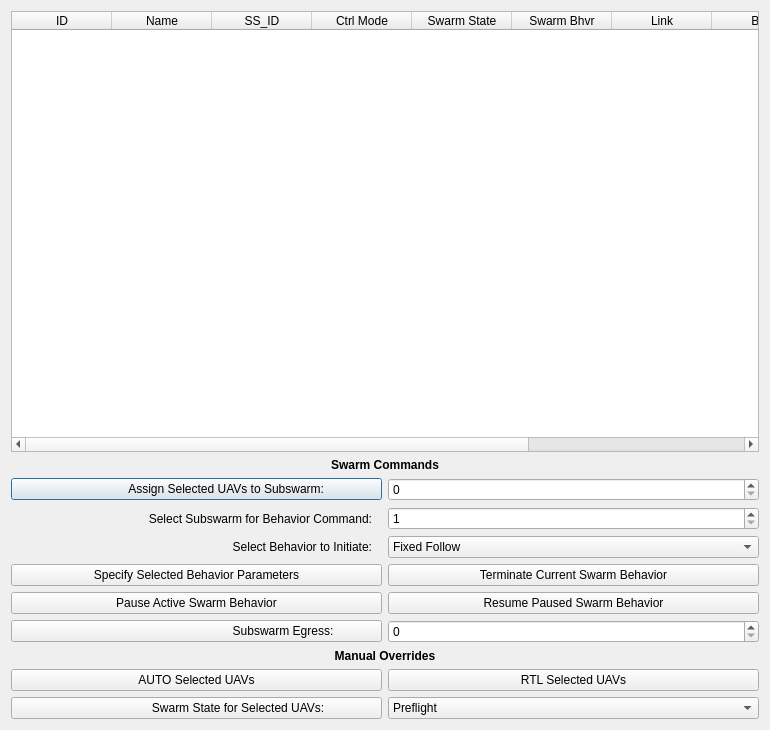
This is SwarmCommander/modules/sc_qt_gui/dashboardDialog.ui in jaymonty/swarmcommander as Qt 5 draws it before an edit. The edited form follows.
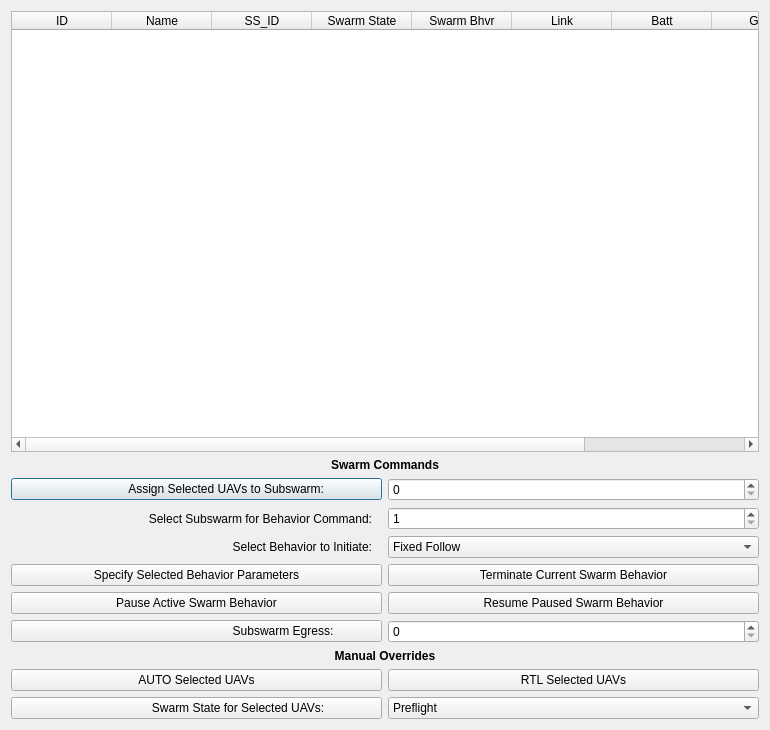
This is the edited form.

Commit message: qt_gui: Ctrl Mode removed upstream.  Adapting appropriately.

```diff
--- a/SwarmCommander/modules/sc_qt_gui/dashboardDialog.ui
+++ b/SwarmCommander/modules/sc_qt_gui/dashboardDialog.ui
@@ -48,11 +48,6 @@
          <string>SS_ID</string>
         </property>
        </column>
-       <column>
-        <property name="text">
-         <string>Ctrl Mode</string>
-        </property>
-       </column>
        <column>
         <property name="text">
          <string>Swarm State</string>
```
The commit also changes 2 other files.
